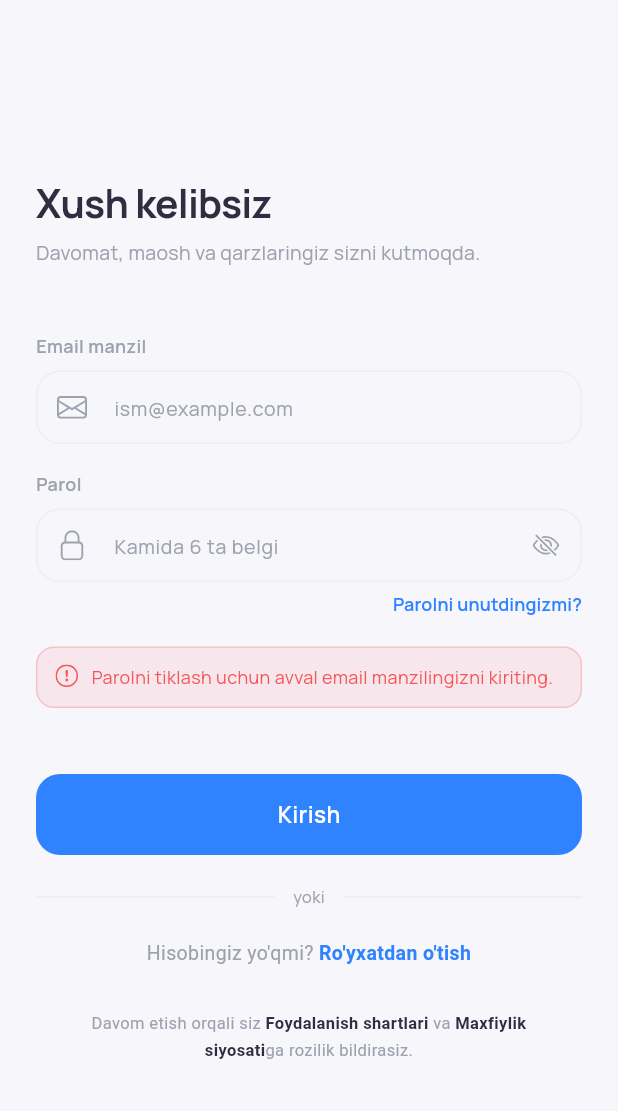
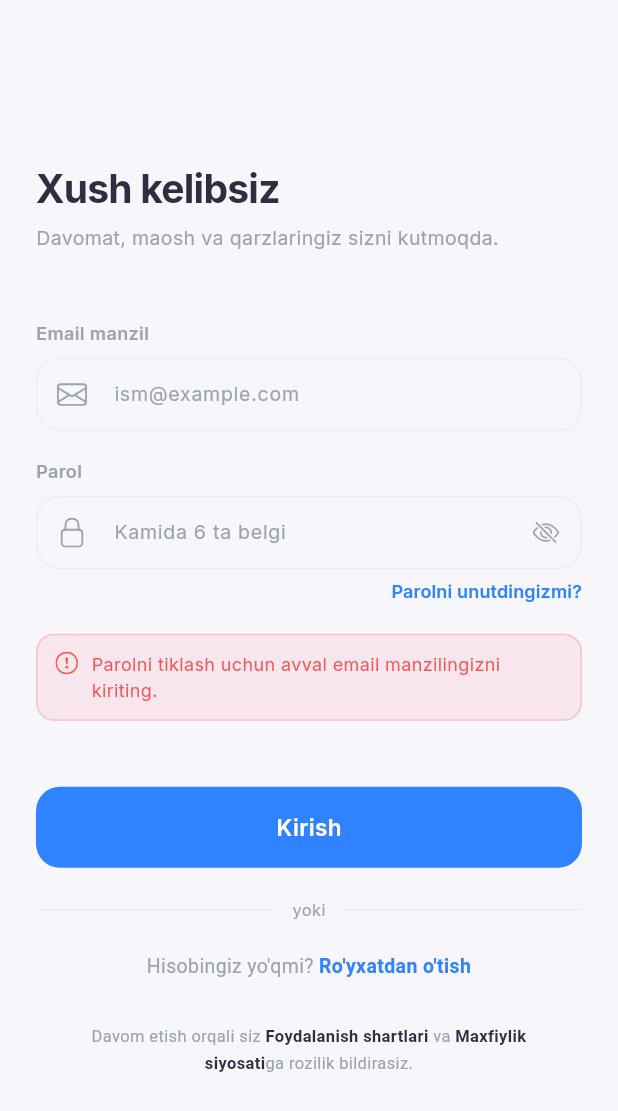
Before and after one commit to otabeksindarov494-lgtm/spendly, a Flutter app: the screen it shows after launch, after a tap on "Parolni unutdingizmi?", on a phone screen of 412 x 824 dp. Shown: the top 1111 px of the screen. Run offline on Flutter 3.47's test engine with Material 3 defaults, Android fonts, the phone set to English and light mode, and no system bars; our stand-ins replace bootstrap_icons, cloud_firestore, firebase_auth, firebase_core, flutter_image_compress, flutter_riverpod and 5 more; accounts and stored records are empty.

Commit message:
style(theme): butun ilova shrifti Manrope'dan Inter'ga
Co-Authored-By: Claude Opus 5.5 <noreply@anthropic.com>

```diff
--- a/lib/theme/app_theme.dart
+++ b/lib/theme/app_theme.dart
@@ -239,13 +239,13 @@ abstract final class AppTheme {
   /// Butun ilova shrifti — `google_fonts` orqali olinadi.
   ///
   /// PROJECT.md'da Gilroy ko'rsatilgan, lekin u tijoriy shrift va Google
-  /// Fonts'da mavjud emas. **Manrope** — unga eng yaqin bepul geometrik
-  /// grotesk. Boshqa shriftga o'tish uchun faqat shu ikkita metodni
-  /// o'zgartirish kifoya (masalan `GoogleFonts.poppins`).
-  static TextStyle fontStyle() => GoogleFonts.manrope();
+  /// Fonts'da mavjud emas. Foydalanuvchi tanlovi bilan **Inter** ishlatiladi.
+  /// Boshqa shriftga o'tish uchun faqat shu ikkita metodni o'zgartirish
+  /// kifoya (masalan `GoogleFonts.poppins`).
+  static TextStyle fontStyle() => GoogleFonts.inter();
 
   static TextTheme fontTextTheme(TextTheme base) =>
-      GoogleFonts.manropeTextTheme(base);
+      GoogleFonts.interTextTheme(base);
 
   /// Kod/buyruq matnlari uchun monoshrift.
   static TextStyle monoStyle() => GoogleFonts.robotoMono();
```
